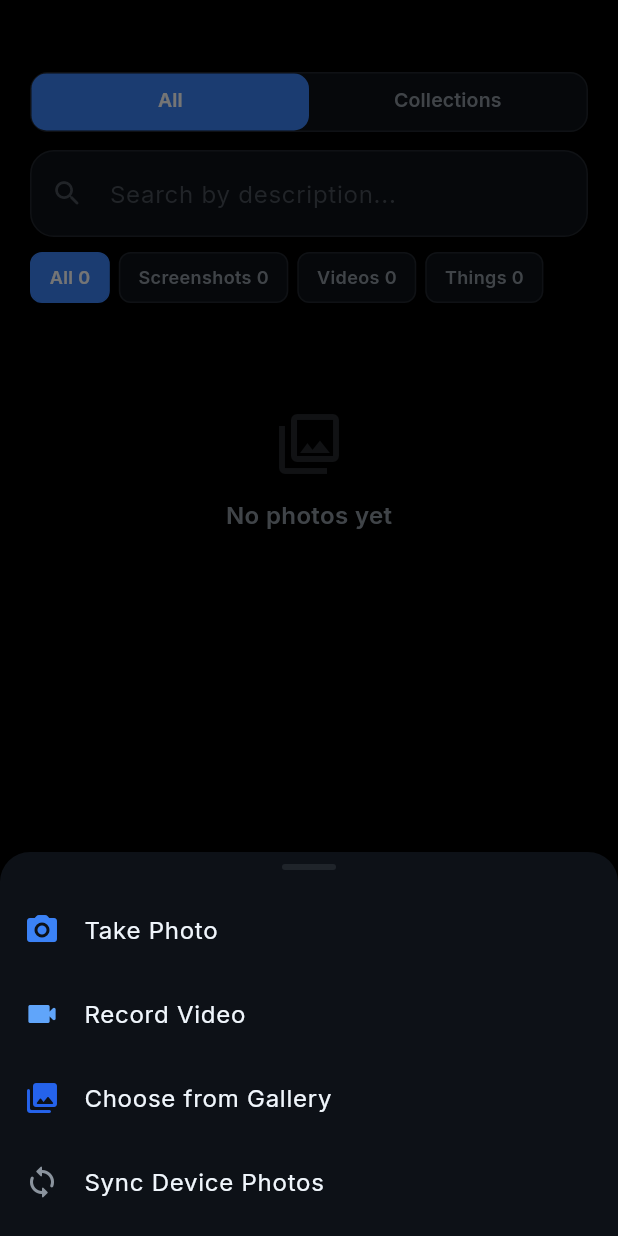
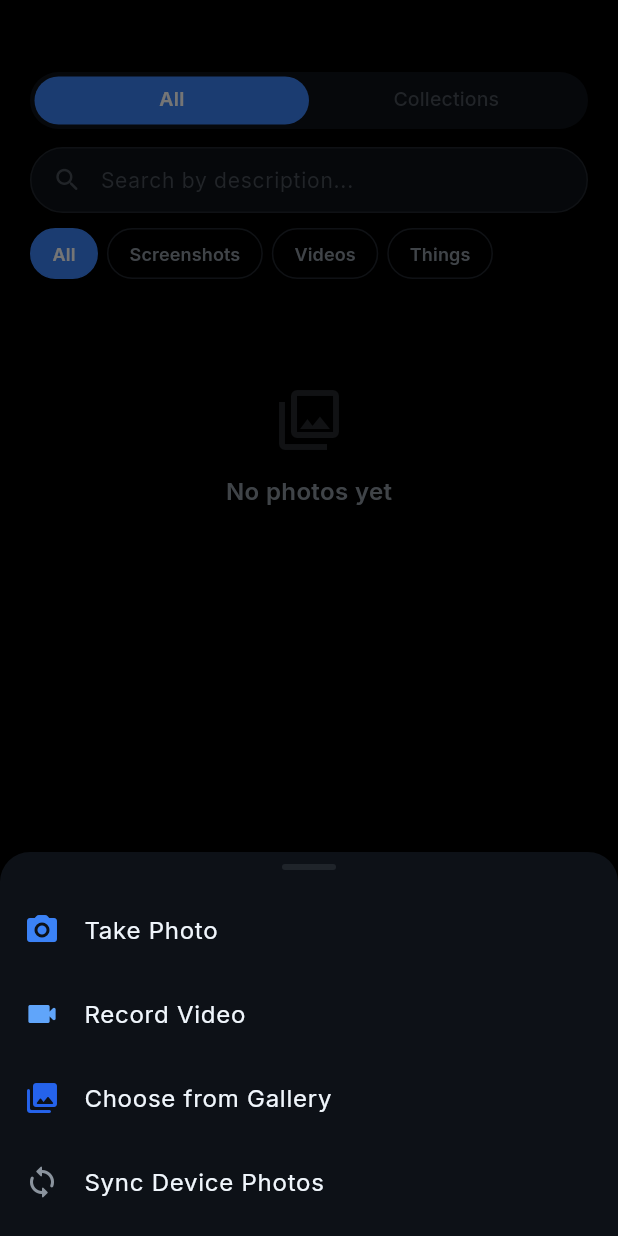
Before and after one commit to Skelapt/Mijigi, a Flutter app: the screen it shows after launch, after a tap on the "add" icon, on a phone screen of 412 x 824 dp. Run offline on Flutter 3.47's test engine with Material 3 defaults, Android fonts, the phone set to English and light mode, and no system bars; our stand-ins replace google_fonts, hive_flutter, image_picker, open_file, pdf, permission_handler and 2 more; missing offline and left inert: google_mlkit_image_labeling, google_mlkit_text_recognition, photo_manager; accounts and stored records are empty.

Commit message:
Premium UI polish: rounded pills, gradient buttons, refined search bar
- Search bar: pill-shaped (borderRadius 22), 44px height, cleaner padding,
  smaller icon, no glow effect, subtle focus state
- Filter chips: pill-shaped (borderRadius 20), animated, count shown in
  mini badge instead of inline text, transparent background when inactive
- Quick action pills: circular icon container, cleaner spacing, no border
- Clipboard: Paste & Save has gradient blue background, all buttons pill-shaped
- Tab bar: pill-shaped container (borderRadius 19), 38px height, 3px padding
- Bottom nav: subtle shadow for depth
- Docs filter chips: same pill style as photos
- All border radiuses consistent (20 for pills, 22 for buttons/search)

Co-Authored-By: Claude Opus 4.6 (1M context) <noreply@anthropic.com>

```diff
--- a/lib/screens/clipboard/clipboard_screen.dart
+++ b/lib/screens/clipboard/clipboard_screen.dart
@@ -88,11 +88,11 @@ class _ClipboardScreenState extends State<ClipboardScreen> {
                           onTap: () => _deleteSelected(provider),
                           child: Container(
                             padding: const EdgeInsets.symmetric(
-                                horizontal: 12, vertical: 6),
+                                horizontal: 14, vertical: 7),
                             decoration: BoxDecoration(
                               color:
                                   MijigiColors.error.withValues(alpha: 0.12),
-                              borderRadius: BorderRadius.circular(8),
+                              borderRadius: BorderRadius.circular(20),
                             ),
                             child: Text(
                               'Delete ${_selected.length}',
@@ -113,10 +113,10 @@ class _ClipboardScreenState extends State<ClipboardScreen> {
                           }),
                           child: Container(
                             padding: const EdgeInsets.symmetric(
-                                horizontal: 12, vertical: 6),
+                                horizontal: 14, vertical: 7),
                             decoration: BoxDecoration(
                               color: MijigiColors.surface,
-                              borderRadius: BorderRadius.circular(8),
+                              borderRadius: BorderRadius.circular(20),
                               border:
                                   Border.all(color: MijigiColors.border),
                             ),
@@ -148,25 +148,29 @@ class _ClipboardScreenState extends State<ClipboardScreen> {
                         child: GestureDetector(
                           onTap: () => _saveFromClipboard(provider),
                           child: Container(
-                            padding: const EdgeInsets.symmetric(vertical: 14),
+                            padding: const EdgeInsets.symmetric(vertical: 12),
                             decoration: BoxDecoration(
-                              color: MijigiColors.primary.withValues(alpha: 0.1),
-                              borderRadius: BorderRadius.circular(12),
-                              border: Border.all(
-                                  color: MijigiColors.primary.withValues(alpha: 0.3)),
+                              gradient: LinearGradient(
+                                colors: [
+                                  MijigiColors.primary,
+                                  MijigiColors.accent,
+                                ],
+                              ),
+                              borderRadius: BorderRadius.circular(22),
                             ),
                             child: const Row(
                               mainAxisAlignment: MainAxisAlignment.center,
                               children: [
                                 Icon(Icons.content_paste_go_rounded,
-                                    color: MijigiColors.primary, size: 18),
+                                    color: Colors.white, size: 17),
                                 SizedBox(width: 8),
                                 Text(
                                   'Paste & Save',
                                   style: TextStyle(
-                                    color: MijigiColors.primary,
-                                    fontSize: 14,
-                                    fontWeight: FontWeight.w600,
+                                    color: Colors.white,
+                                    fontSize: 13,
+                                    fontWeight: FontWeight.w700,
+                                    letterSpacing: 0.2,
                                   ),
                                 ),
                               ],
@@ -179,10 +183,10 @@ class _ClipboardScreenState extends State<ClipboardScreen> {
                         child: GestureDetector(
                           onTap: () => _showManualInput(provider),
                           child: Container(
-                            padding: const EdgeInsets.symmetric(vertical: 14),
+                            padding: const EdgeInsets.symmetric(vertical: 12),
                             decoration: BoxDecoration(
                               color: MijigiColors.surface,
-                              borderRadius: BorderRadius.circular(12),
+                              borderRadius: BorderRadius.circular(22),
                               border: Border.all(color: MijigiColors.border),
                             ),
                             child: const Row(
--- a/lib/screens/files/files_screen.dart
+++ b/lib/screens/files/files_screen.dart
@@ -307,22 +307,50 @@ class _FilesScreenState extends State<FilesScreen> {
   Widget _chip(String label, int count, bool active, VoidCallback onTap) {
     return GestureDetector(
       onTap: onTap,
-      child: Container(
-        padding: const EdgeInsets.symmetric(horizontal: 12, vertical: 7),
+      child: AnimatedContainer(
+        duration: const Duration(milliseconds: 200),
+        padding: const EdgeInsets.symmetric(horizontal: 14, vertical: 8),
         decoration: BoxDecoration(
-          color: active ? MijigiColors.primary : MijigiColors.surface,
-          borderRadius: BorderRadius.circular(8),
+          color: active ? MijigiColors.primary : Colors.transparent,
+          borderRadius: BorderRadius.circular(20),
           border: Border.all(
             color: active ? MijigiColors.primary : MijigiColors.border,
           ),
         ),
-        child: Text(
-          '$label $count',
-          style: TextStyle(
-            color: active ? Colors.white : MijigiColors.textSecondary,
-            fontSize: 12,
-            fontWeight: FontWeight.w600,
-          ),
+        child: Row(
+          mainAxisSize: MainAxisSize.min,
+          children: [
+            Text(
+              label,
+              style: TextStyle(
+                color: active ? Colors.white : MijigiColors.textSecondary,
+                fontSize: 12,
+                fontWeight: FontWeight.w600,
+              ),
+            ),
+            if (count > 0) ...[
+              const SizedBox(width: 5),
+              Container(
+                padding: const EdgeInsets.symmetric(horizontal: 5, vertical: 1),
+                decoration: BoxDecoration(
+                  color: active
+                      ? Colors.white.withValues(alpha: 0.2)
+                      : MijigiColors.surfaceLight,
+                  borderRadius: BorderRadius.circular(8),
+                ),
+                child: Text(
+                  '$count',
+                  style: TextStyle(
+                    color: active
+                        ? Colors.white.withValues(alpha: 0.9)
+                        : MijigiColors.textTertiary,
+                    fontSize: 10,
+                    fontWeight: FontWeight.w700,
+                  ),
+                ),
+              ),
+            ],
+          ],
         ),
       ),
     );
--- a/lib/screens/photos/photos_screen.dart
+++ b/lib/screens/photos/photos_screen.dart
@@ -136,29 +136,34 @@ class _PhotosScreenState extends State<PhotosScreen>
             headerSliverBuilder: (context, _) => [
               const SliverToBoxAdapter(child: SizedBox(height: 48)),
 
-              // Sub-tabs: All | Collections (right at top, no header)
+              // Sub-tabs: All | Collections
               SliverToBoxAdapter(
                 child: Padding(
                   padding: const EdgeInsets.symmetric(horizontal: 20),
                   child: Container(
-                    height: 40,
+                    height: 38,
+                    padding: const EdgeInsets.all(3),
                     decoration: BoxDecoration(
                       color: MijigiColors.surface,
-                      borderRadius: BorderRadius.circular(12),
-                      border: Border.all(color: MijigiColors.border),
+                      borderRadius: BorderRadius.circular(19),
                     ),
                     child: TabBar(
                       controller: _tabController,
                       indicator: BoxDecoration(
                         color: MijigiColors.primary,
-                        borderRadius: BorderRadius.circular(10),
+                        borderRadius: BorderRadius.circular(16),
                       ),
                       indicatorSize: TabBarIndicatorSize.tab,
                       dividerColor: Colors.transparent,
                       labelColor: Colors.white,
-                      unselectedLabelColor: MijigiColors.textSecondary,
+                      unselectedLabelColor: MijigiColors.textTertiary,
                       labelStyle: const TextStyle(
-                          fontSize: 13, fontWeight: FontWeight.w600),
+                          fontSize: 13,
+                          fontWeight: FontWeight.w600,
+                          letterSpacing: 0.2),
+                      unselectedLabelStyle: const TextStyle(
+                          fontSize: 13,
+                          fontWeight: FontWeight.w500),
                       tabs: const [
                         Tab(text: 'All'),
                         Tab(text: 'Collections'),
@@ -406,22 +411,56 @@ class _PhotosScreenState extends State<PhotosScreen>
   Widget _chip(String label, int count, bool active, VoidCallback onTap) {
     return GestureDetector(
       onTap: onTap,
-      child: Container(
-        padding: const EdgeInsets.symmetric(horizontal: 12, vertical: 7),
+      child: AnimatedContainer(
+        duration: const Duration(milliseconds: 200),
+        curve: Curves.easeOutCubic,
+        padding: const EdgeInsets.symmetric(horizontal: 14, vertical: 8),
         decoration: BoxDecoration(
-          color: active ? MijigiColors.primary : MijigiColors.surface,
-          borderRadius: BorderRadius.circular(8),
+          color: active
+              ? MijigiColors.primary
+              : Colors.transparent,
+          borderRadius: BorderRadius.circular(20),
           border: Border.all(
-            color: active ? MijigiColors.primary : MijigiColors.border,
+            color: active
+                ? MijigiColors.primary
+                : MijigiColors.border,
           ),
         ),
-        child: Text(
-          '$label $count',
-          style: TextStyle(
-            color: active ? Colors.white : MijigiColors.textSecondary,
-            fontSize: 12,
-            fontWeight: FontWeight.w600,
-          ),
+        child: Row(
+          mainAxisSize: MainAxisSize.min,
+          children: [
+            Text(
+              label,
+              style: TextStyle(
+                color: active ? Colors.white : MijigiColors.textSecondary,
+                fontSize: 12,
+                fontWeight: FontWeight.w600,
+                letterSpacing: 0.1,
+              ),
+            ),
+            if (count > 0) ...[
+              const SizedBox(width: 5),
+              Container(
+                padding: const EdgeInsets.symmetric(horizontal: 5, vertical: 1),
+                decoration: BoxDecoration(
+                  color: active
+                      ? Colors.white.withValues(alpha: 0.2)
+                      : MijigiColors.surfaceLight,
+                  borderRadius: BorderRadius.circular(8),
+                ),
+                child: Text(
+                  '$count',
+                  style: TextStyle(
+                    color: active
+                        ? Colors.white.withValues(alpha: 0.9)
+                        : MijigiColors.textTertiary,
+                    fontSize: 10,
+                    fontWeight: FontWeight.w700,
+                  ),
+                ),
+              ),
+            ],
+          ],
         ),
       ),
     );
@@ -649,25 +688,33 @@ class _QuickActionPill extends StatelessWidget {
     return GestureDetector(
       onTap: onTap,
       child: Container(
-        padding: const EdgeInsets.symmetric(horizontal: 10, vertical: 6),
+        padding: const EdgeInsets.symmetric(horizontal: 12, vertical: 7),
         decoration: BoxDecoration(
-          color: action.color.withValues(alpha: 0.12),
-          borderRadius: BorderRadius.circular(17),
-          border: Border.all(color: action.color.withValues(alpha: 0.25)),
+          color: action.color.withValues(alpha: 0.08),
+          borderRadius: BorderRadius.circular(20),
         ),
         child: Row(
           mainAxisSize: MainAxisSize.min,
           children: [
-            Icon(action.icon, size: 13, color: action.color),
-            const SizedBox(width: 5),
+            Container(
+              width: 20,
+              height: 20,
+              decoration: BoxDecoration(
+                color: action.color.withValues(alpha: 0.15),
+                shape: BoxShape.circle,
+              ),
+              child: Icon(action.icon, size: 11, color: action.color),
+            ),
+            const SizedBox(width: 6),
             ConstrainedBox(
-              constraints: const BoxConstraints(maxWidth: 160),
+              constraints: const BoxConstraints(maxWidth: 150),
               child: Text(
                 action.displayValue,
                 style: TextStyle(
                   color: action.color,
                   fontSize: 11,
                   fontWeight: FontWeight.w600,
+                  letterSpacing: 0.1,
                 ),
                 overflow: TextOverflow.ellipsis,
                 maxLines: 1,
--- a/lib/screens/shell_screen.dart
+++ b/lib/screens/shell_screen.dart
@@ -53,11 +53,18 @@ class _ShellScreenState extends State<ShellScreen> with WidgetsBindingObserver {
             children: _screens,
           ),
           bottomNavigationBar: Container(
-            decoration: const BoxDecoration(
+            decoration: BoxDecoration(
               color: MijigiColors.surface,
-              border: Border(
+              border: const Border(
                 top: BorderSide(color: MijigiColors.border, width: 0.5),
               ),
+              boxShadow: [
+                BoxShadow(
+                  color: Colors.black.withValues(alpha: 0.3),
+                  blurRadius: 20,
+                  offset: const Offset(0, -4),
+                ),
+              ],
             ),
             child: SafeArea(
               child: Padding(
--- a/lib/widgets/mijigi_search_bar.dart
+++ b/lib/widgets/mijigi_search_bar.dart
@@ -40,23 +40,17 @@ class _MijigiSearchBarState extends State<MijigiSearchBar> {
   @override
   Widget build(BuildContext context) {
     return AnimatedContainer(
-      duration: const Duration(milliseconds: 200),
+      duration: const Duration(milliseconds: 250),
+      curve: Curves.easeOutCubic,
+      height: 44,
       decoration: BoxDecoration(
-        color: MijigiColors.surface,
-        borderRadius: BorderRadius.circular(16),
+        color: _hasFocus ? MijigiColors.surfaceLight : MijigiColors.surface,
+        borderRadius: BorderRadius.circular(22),
         border: Border.all(
-          color: _hasFocus ? MijigiColors.primary.withValues(alpha: 0.5) : MijigiColors.border,
-          width: _hasFocus ? 1.5 : 1,
+          color: _hasFocus
+              ? MijigiColors.primary.withValues(alpha: 0.4)
+              : MijigiColors.border,
         ),
-        boxShadow: _hasFocus
-            ? [
-                BoxShadow(
-                  color: MijigiColors.primary.withValues(alpha: 0.1),
-                  blurRadius: 20,
-                  spreadRadius: 0,
-                ),
-              ]
-            : null,
       ),
       child: Focus(
         onFocusChange: (focused) => setState(() => _hasFocus = focused),
@@ -67,37 +61,50 @@ class _MijigiSearchBarState extends State<MijigiSearchBar> {
           onTap: widget.onTap,
           style: const TextStyle(
             color: MijigiColors.textPrimary,
-            fontSize: 16,
+            fontSize: 14,
+            fontWeight: FontWeight.w500,
           ),
           decoration: InputDecoration(
             hintText: widget.hint,
-            hintStyle: TextStyle(
+            hintStyle: const TextStyle(
               color: MijigiColors.textTertiary,
-              fontSize: 16,
+              fontSize: 14,
+              fontWeight: FontWeight.w400,
             ),
-            prefixIcon: AnimatedContainer(
-              duration: const Duration(milliseconds: 200),
+            prefixIcon: Padding(
+              padding: const EdgeInsets.only(left: 14, right: 8),
               child: Icon(
                 Icons.search_rounded,
-                color: _hasFocus ? MijigiColors.primary : MijigiColors.textTertiary,
-                size: 22,
+                color: _hasFocus
+                    ? MijigiColors.primary
+                    : MijigiColors.textTertiary,
+                size: 20,
               ),
             ),
+            prefixIconConstraints:
+                const BoxConstraints(minWidth: 0, minHeight: 0),
             suffixIcon: _controller.text.isNotEmpty
-                ? IconButton(
-                    icon: const Icon(Icons.close_rounded, size: 20),
-                    color: MijigiColors.textTertiary,
-                    onPressed: () {
-                      _controller.clear();
-                      widget.onChanged('');
-                    },
+                ? Padding(
+                    padding: const EdgeInsets.only(right: 6),
+                    child: IconButton(
+                      icon: const Icon(Icons.close_rounded, size: 18),
+                      color: MijigiColors.textTertiary,
+                      onPressed: () {
+                        _controller.clear();
+                        widget.onChanged('');
+                      },
+                      constraints: const BoxConstraints(
+                          minWidth: 32, minHeight: 32),
+                      padding: EdgeInsets.zero,
+                    ),
                   )
                 : null,
             border: InputBorder.none,
             enabledBorder: InputBorder.none,
             focusedBorder: InputBorder.none,
             filled: false,
-            contentPadding: const EdgeInsets.symmetric(horizontal: 0, vertical: 16),
+            contentPadding:
+                const EdgeInsets.symmetric(horizontal: 0, vertical: 12),
           ),
         ),
       ),
```
